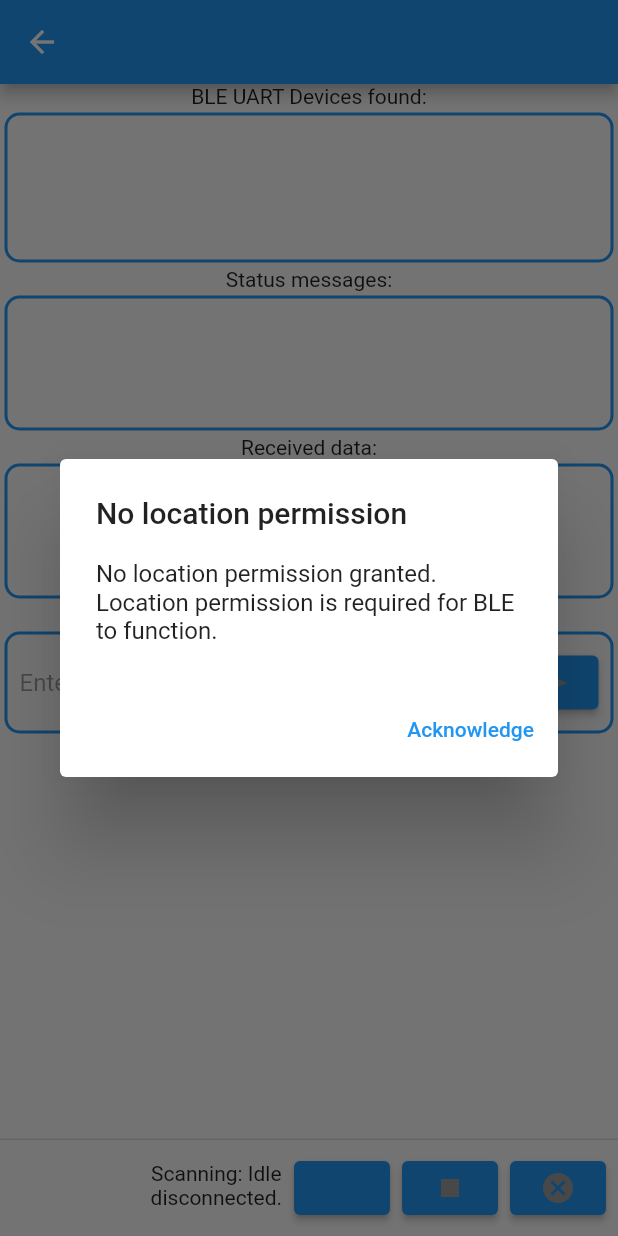
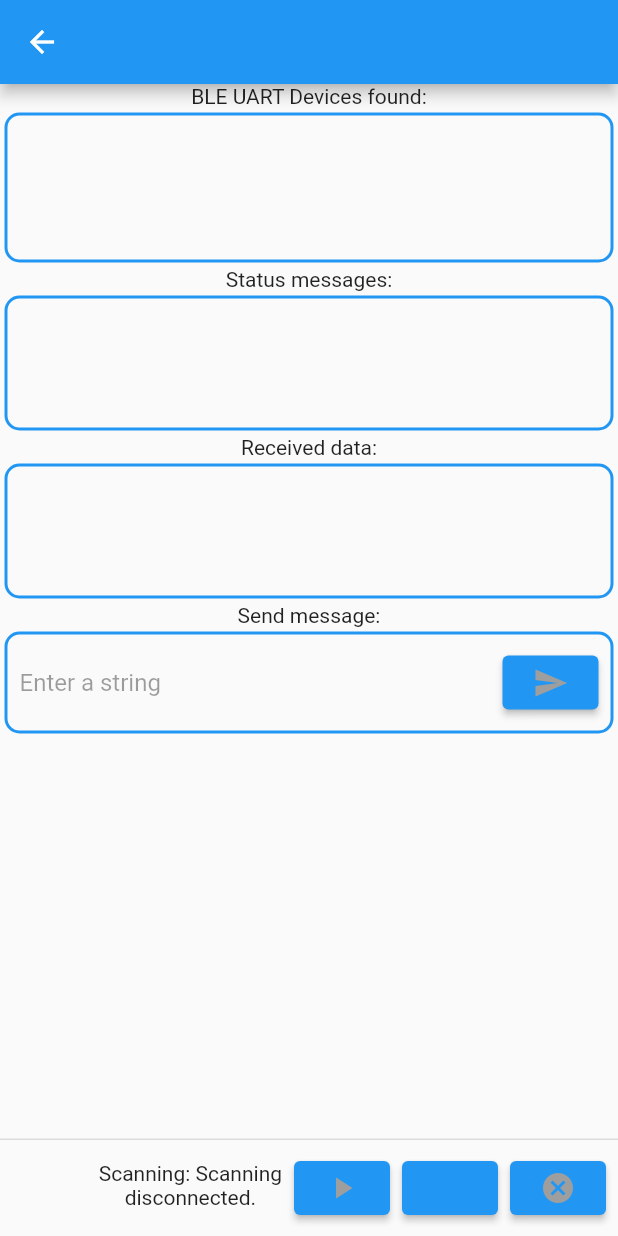
Before and after one commit to WordyArc/sensors_demo, a Flutter app: the BleExampleScreen screen opened directly with empty values, after a tap on the "play arrow" icon, on a phone screen of 412 x 824 dp. Run offline on Flutter 3.47's test engine with Material 2 defaults, Android fonts, the phone set to English and light mode, and no system bars; our stand-ins replace auto_route, permission_handler, sensors_plus; missing offline and left inert: flutter_reactive_ble.

Commit message:
Add scratch

```diff
--- a/lib/app_router.dart
+++ b/lib/app_router.dart
@@ -3,6 +3,7 @@ import 'package:flutter/cupertino.dart';
 import 'package:sensors_demo/sensors_plus_example_screen.dart';
 
 import 'accelerometer_demo_screen.dart';
+import 'ble_demo_screen.dart';
 import 'ble_example_screen.dart';
 import 'gyroscope_demo_screen.dart';
 import 'main_screen.dart';
@@ -17,5 +18,6 @@ class AppRouter extends _$AppRouter {
         AutoRoute(page: GyroscopeDemoRoute.page),
         AutoRoute(page: SensorsPlusDemoRoute.page),
         AutoRoute(page: BleExampleRoute.page),
+        AutoRoute(page: BleDemoRoute.page),
       ];
 }
--- a/lib/ble_example_screen.dart
+++ b/lib/ble_example_screen.dart
@@ -2,19 +2,22 @@ import 'dart:async';
 import 'package:auto_route/annotations.dart';
 import 'package:flutter/material.dart';
 import 'package:flutter_reactive_ble/flutter_reactive_ble.dart';
-import 'package:location_permissions/location_permissions.dart';
 import 'dart:io' show Platform;
+
+import 'package:permission_handler/permission_handler.dart';
 
 // This flutter app demonstrates an usage of the flutter_reactive_ble flutter plugin
 // This app works only with BLE devices which advertise with a Nordic UART Service (NUS) UUID
 Uuid _UART_UUID = Uuid.parse("6E400001-B5A3-F393-E0A9-E50E24DCCA9E");
-Uuid _UART_RX   = Uuid.parse("6E400002-B5A3-F393-E0A9-E50E24DCCA9E");
-Uuid _UART_TX   = Uuid.parse("6E400003-B5A3-F393-E0A9-E50E24DCCA9E");
+Uuid _UART_RX = Uuid.parse("6E400002-B5A3-F393-E0A9-E50E24DCCA9E");
+Uuid _UART_TX = Uuid.parse("6E400003-B5A3-F393-E0A9-E50E24DCCA9E");
 
 @RoutePage()
 class BleExampleScreen extends StatefulWidget {
   BleExampleScreen({super.key, required this.title});
+
   final String title;
+
   @override
   _BleExampleScreenState createState() => _BleExampleScreenState();
 }
@@ -45,12 +48,14 @@ class _BleExampleScreenState extends State<BleExampleScreen> {
   }
 
   void _sendData() async {
-    await flutterReactiveBle.writeCharacteristicWithResponse(_rxCharacteristic, value: _dataToSendText.text.codeUnits);
+    await flutterReactiveBle.writeCharacteristicWithResponse(_rxCharacteristic,
+        value: _dataToSendText.text.codeUnits);
   }
 
   void onNewReceivedData(List<int> data) {
     _numberOfMessagesReceived += 1;
-    _receivedData.add( "$_numberOfMessagesReceived: ${String.fromCharCodes(data)}");
+    _receivedData
+        .add("$_numberOfMessagesReceived: ${String.fromCharCodes(data)}");
     if (_receivedData.length > 5) {
       _receivedData.removeAt(0);
     }
@@ -78,7 +83,8 @@ class _BleExampleScreenState extends State<BleExampleScreen> {
             child: ListBody(
               children: <Widget>[
                 const Text('No location permission granted.'),
-            const Text('Location permission is required for BLE to function.'),
+                const Text(
+                    'Location permission is required for BLE to function.'),
               ],
             ),
           ),
@@ -94,42 +100,50 @@ class _BleExampleScreenState extends State<BleExampleScreen> {
       );
 
   void _startScan() async {
-    bool goForIt=false;
-    PermissionStatus permission;
+    bool goForIt = false;
+    PermissionStatus permissionStatus;
+    PermissionStatus permissionStatusBlueToothScan;
+    PermissionStatus permissionStatusBlueToothConnect;
+    PermissionStatus permissionStatusBlueTooth;
     if (Platform.isAndroid) {
-      permission = await LocationPermissions().requestPermissions();
-      if (permission == PermissionStatus.granted)
-        goForIt=true;
+      permissionStatus = await Permission.location.request();
+      permissionStatusBlueToothScan = await Permission.bluetoothScan.request();
+      permissionStatusBlueToothConnect = await Permission.bluetoothConnect.request();
+      permissionStatusBlueTooth = await Permission.bluetoothAdvertise.request();
+      print("android permission status location $permissionStatus");
+      print("android permission status bluetooth $permissionStatusBlueToothScan");
+      print("android permission status bluetooth $permissionStatusBlueToothConnect");
+      print("android permission status bluetooth $permissionStatusBlueTooth");
+      if (permissionStatus == PermissionStatus.granted) {
+        goForIt = true;
+      }
     } else if (Platform.isIOS) {
-      goForIt=true;
+      permissionStatus = await Permission.location.request();
+      print("ios permission status $permissionStatus");
+      goForIt = true;
     }
-    if (goForIt) { //TODO replace True with permission == PermissionStatus.granted is for IOS test
+    if (goForIt) {
+      //TODO replace True with permission == PermissionStatus.granted is for IOS test
       _foundBleUARTDevices = [];
       _scanning = true;
       refreshScreen();
-      _scanStream =
-          flutterReactiveBle.scanForDevices(withServices: [_UART_UUID]).listen((
-              device) {
-            if (_foundBleUARTDevices.every((element) =>
-            element.id != device.id)) {
+      _scanStream = flutterReactiveBle.scanForDevices(withServices: [], requireLocationServicesEnabled: false).listen((device) {
+        if (_foundBleUARTDevices.every((element) => element.id != device.id)) {
           _foundBleUARTDevices.add(device);
           refreshScreen();
         }
       }, onError: (Object error) {
-            _logTexts =
-            "${_logTexts}ERROR while scanning:$error \n";
+        _logTexts = "${_logTexts}ERROR while scanning:$error \n";
         refreshScreen();
-          }
-          );
-    }
-    else {
+      });
+    } else {
       await showNoPermissionDialog();
     }
   }
 
   void onConnectDevice(index) {
     _currentConnectionStream = flutterReactiveBle.connectToAdvertisingDevice(
-      id:_foundBleUARTDevices[index].id,
+      id: _foundBleUARTDevices[index].id,
       prescanDuration: Duration(seconds: 1),
       withServices: [_UART_UUID, _UART_RX, _UART_TX],
     );
@@ -137,7 +151,7 @@ class _BleExampleScreenState extends State<BleExampleScreen> {
     refreshScreen();
     _connection = _currentConnectionStream.listen((event) {
       var id = event.deviceId.toString();
-      switch(event.connectionState) {
+      switch (event.connectionState) {
         case DeviceConnectionState.connecting:
           {
             _logTexts = "${_logTexts}Connecting to $id\n";
@@ -149,14 +163,21 @@ class _BleExampleScreenState extends State<BleExampleScreen> {
             _logTexts = "${_logTexts}Connected to $id\n";
             _numberOfMessagesReceived = 0;
             _receivedData = [];
-            _txCharacteristic = QualifiedCharacteristic(serviceId: _UART_UUID, characteristicId: _UART_TX, deviceId: event.deviceId);
-            _receivedDataStream = flutterReactiveBle.subscribeToCharacteristic(_txCharacteristic);
+            _txCharacteristic = QualifiedCharacteristic(
+                serviceId: _UART_UUID,
+                characteristicId: _UART_TX,
+                deviceId: event.deviceId);
+            _receivedDataStream =
+                flutterReactiveBle.subscribeToCharacteristic(_txCharacteristic);
             _receivedDataStream.listen((data) {
               onNewReceivedData(data);
             }, onError: (dynamic error) {
               _logTexts = "${_logTexts}Error:$error$id\n";
             });
-            _rxCharacteristic = QualifiedCharacteristic(serviceId: _UART_UUID, characteristicId: _UART_RX, deviceId: event.deviceId);
+            _rxCharacteristic = QualifiedCharacteristic(
+                serviceId: _UART_UUID,
+                characteristicId: _UART_RX,
+                deviceId: event.deviceId);
             break;
           }
         case DeviceConnectionState.disconnecting:
@@ -189,101 +210,77 @@ class _BleExampleScreenState extends State<BleExampleScreen> {
                   margin: const EdgeInsets.all(3.0),
                   decoration: BoxDecoration(
                       borderRadius: BorderRadius.circular(10),
-                  border: Border.all(
-                      color: Colors.blue,
-                      width:2
-                  )
-              ),
+                      border: Border.all(color: Colors.blue, width: 2)),
                   height: 100,
                   child: ListView.builder(
                       itemCount: _foundBleUARTDevices.length,
                       itemBuilder: (context, index) => Card(
                               child: ListTile(
                             dense: true,
-                        enabled: !((!_connected && _scanning) || (!_scanning && _connected)),
+                            enabled: !((!_connected && _scanning) ||
+                                (!_scanning && _connected)),
                             trailing: GestureDetector(
                               behavior: HitTestBehavior.translucent,
                               onTap: () {
-                            (!_connected && _scanning) || (!_scanning && _connected)? (){}: onConnectDevice(index);
+                                (!_connected && _scanning) ||
+                                        (!_scanning && _connected)
+                                    ? () {}
+                                    : onConnectDevice(index);
                               },
                               child: Container(
                                 width: 48,
                                 height: 48,
-                            padding: const EdgeInsets.symmetric(vertical: 4.0),
+                                padding:
+                                    const EdgeInsets.symmetric(vertical: 4.0),
                                 alignment: Alignment.center,
                                 child: const Icon(Icons.add_link),
                               ),
                             ),
                             subtitle: Text(_foundBleUARTDevices[index].id),
-                        title: Text("$index: ${_foundBleUARTDevices[index].name}"),
-                      ))
-              )
-          ),
+                            title: Text(
+                                "$index: ${_foundBleUARTDevices[index].name}"),
+                          )))),
               const Text("Status messages:"),
               Container(
                   margin: const EdgeInsets.all(3.0),
-              width:1400,
+                  width: 1400,
                   decoration: BoxDecoration(
                       borderRadius: BorderRadius.circular(10),
-                  border: Border.all(
-                      color: Colors.blue,
-                      width:2
-                  )
-              ),
+                      border: Border.all(color: Colors.blue, width: 2)),
                   height: 90,
                   child: Scrollbar(
-
-                  child: SingleChildScrollView(
-                      child: Text(_logTexts)
-                  )
-              )
-          ),
+                      child: SingleChildScrollView(child: Text(_logTexts)))),
               const Text("Received data:"),
               Container(
                   margin: const EdgeInsets.all(3.0),
-              width:1400,
+                  width: 1400,
                   decoration: BoxDecoration(
                       borderRadius: BorderRadius.circular(10),
-                  border: Border.all(
-                      color: Colors.blue,
-                      width:2
-                  )
-              ),
+                      border: Border.all(color: Colors.blue, width: 2)),
                   height: 90,
-              child: Text(_receivedData.join("\n"))
-          ),
+                  child: Text(_receivedData.join("\n"))),
               const Text("Send message:"),
               Container(
                   margin: const EdgeInsets.all(3.0),
                   padding: const EdgeInsets.all(8.0),
                   decoration: BoxDecoration(
                       borderRadius: BorderRadius.circular(10),
-                  border: Border.all(
-                      color: Colors.blue,
-                      width:2
-                  )
-              ),
-              child: Row(
-                  children: <Widget> [
+                      border: Border.all(color: Colors.blue, width: 2)),
+                  child: Row(children: <Widget>[
                     Expanded(
                         child: TextField(
                       enabled: _connected,
                       controller: _dataToSendText,
                       decoration: const InputDecoration(
-                              border: InputBorder.none,
-                              hintText: 'Enter a string'
-                          ),
-                        )
-                    ),
+                          border: InputBorder.none, hintText: 'Enter a string'),
+                    )),
                     ElevatedButton(
                         child: Icon(
                           Icons.send,
-                          color:_connected ? Colors.blue : Colors.grey,
+                          color: _connected ? Colors.blue : Colors.grey,
                         ),
-                        onPressed: _connected ? _sendData: (){}
-                    ),
-                  ]
-              ))
+                        onPressed: _connected ? _sendData : () {}),
+                  ]))
             ],
           ),
         ),
@@ -292,32 +289,36 @@ class _BleExampleScreenState extends State<BleExampleScreen> {
             height: 35,
             child: Column(
               children: [
-            if (_scanning) const Text("Scanning: Scanning") else const Text("Scanning: Idle"),
-            if (_connected) const Text("Connected") else const Text("disconnected."),
+                if (_scanning)
+                  const Text("Scanning: Scanning")
+                else
+                  const Text("Scanning: Idle"),
+                if (_connected)
+                  const Text("Connected")
+                else
+                  const Text("disconnected."),
               ],
-        ) ,
-      ),
-      ElevatedButton(
-        onPressed: !_scanning && !_connected ? _startScan : (){},
-        child: Icon(
-          Icons.play_arrow,
-          color: !_scanning && !_connected ? Colors.blue: Colors.grey,
             ),
           ),
           ElevatedButton(
-          onPressed: _scanning ? _stopScan: (){},
+            onPressed: !_scanning && !_connected ? _startScan : () {},
+            child: Icon(
+              Icons.play_arrow,
+              color: !_scanning && !_connected ? Colors.blue : Colors.grey,
+            ),
+          ),
+          ElevatedButton(
+              onPressed: _scanning ? _stopScan : () {},
               child: Icon(
                 Icons.stop,
-            color:_scanning ? Colors.blue: Colors.grey,
-          )
-      ),
+                color: _scanning ? Colors.blue : Colors.grey,
+              )),
           ElevatedButton(
-          onPressed: _connected ? _disconnect: (){},
+              onPressed: _connected ? _disconnect : () {},
               child: Icon(
                 Icons.cancel,
-            color:_connected ? Colors.blue:Colors.grey,
-          )
-      )
+                color: _connected ? Colors.blue : Colors.grey,
+              ))
         ],
       );
 }
--- a/lib/main_screen.dart
+++ b/lib/main_screen.dart
@@ -31,6 +31,9 @@ class MainScreen extends StatelessWidget {
             ElevatedButton(onPressed: () {
               AutoRouter.of(context).navigate(BleExampleRoute(title: 'anrey'));
             }, child: const Text("ble example")),
+            ElevatedButton(onPressed: () {
+              AutoRouter.of(context).navigate(BleDemoRoute());
+            }, child: Text('ble demo')),
             Spacer(),
           ],
         ),
```
Also changed, not shown: lib/ble_demo_screen.dart (+77 -11 lines), pubspec.yaml (+3 -71 lines), lib/app_router.gr.dart, pubspec.lock, 5 other files. Lines whose indentation alone changed are shown as unchanged.
